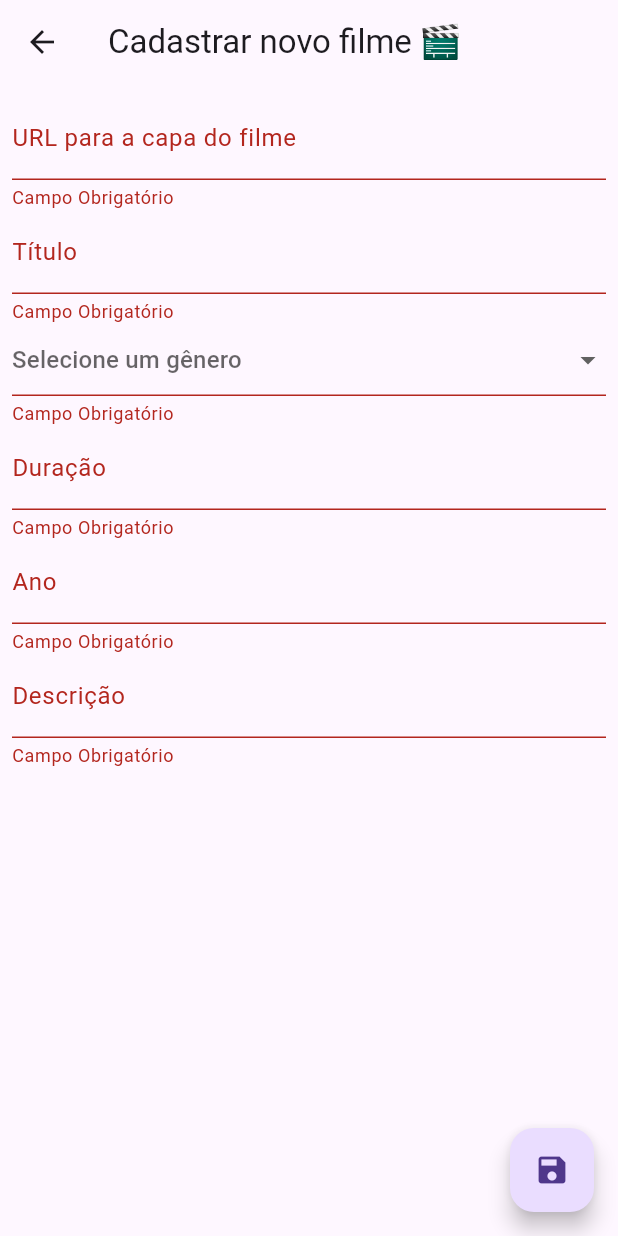
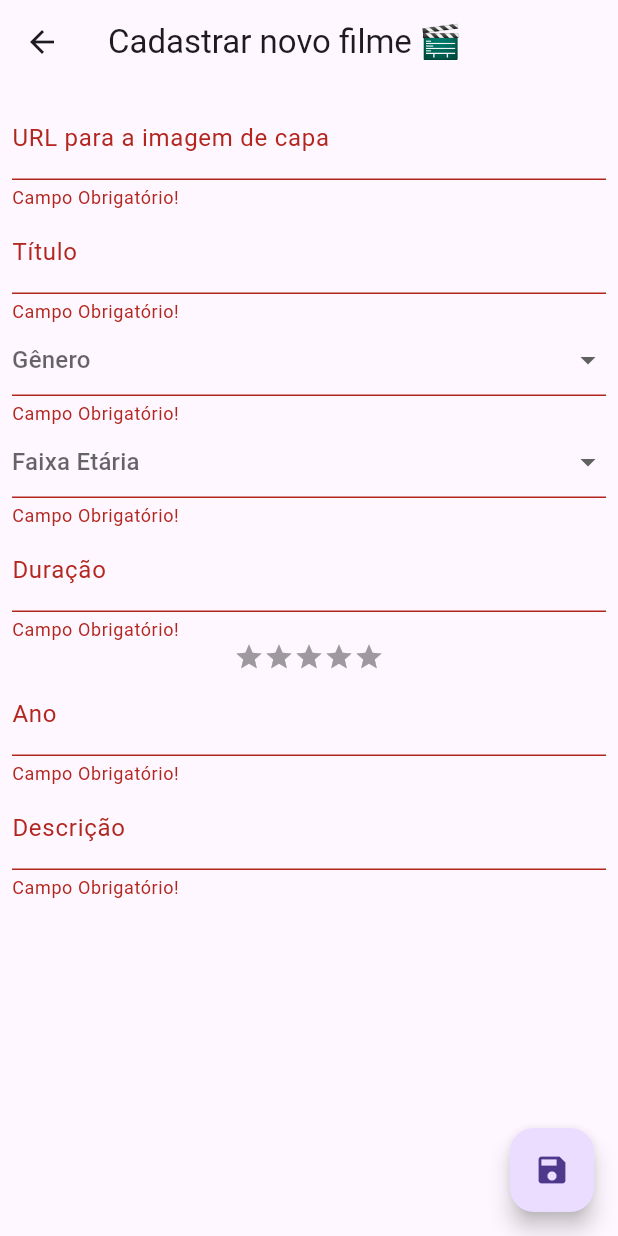
Before and after one commit to RebeccaNery/MovieTracker, a Flutter app: the CadastrarFilme screen opened directly, after a tap on the "save" icon, on a phone screen of 412 x 824 dp. Run offline on Flutter 3.47's test engine with Material 3 defaults, Android fonts, the light colour scheme and no system bars; drawn by our look-alikes of flutter_rating_bar; our stand-ins replace sqflite; accounts and stored records are empty; network calls fail.

Commit message:
estrelinhas passando corretamente

```diff
--- a/lib/view/cadastrar_filme.dart
+++ b/lib/view/cadastrar_filme.dart
@@ -1,5 +1,6 @@
 import 'package:flutter/material.dart';
 import '../controller/filme_controller.dart';
+import 'package:flutter_rating_bar/flutter_rating_bar.dart';
 
 class CadastrarFilme extends StatefulWidget {
   const CadastrarFilme({super.key});
@@ -13,14 +14,18 @@ class _CadastrarFilmeState extends State<CadastrarFilme> {
   final _edtTitulo = TextEditingController();
   final _edtUrlImagem = TextEditingController();
   //final _edtGenero = TextEditingController();
-  final _edtFaixaEtaria = TextEditingController();
+  //final _edtFaixaEtaria = TextEditingController();
   final _edtDuracao = TextEditingController();
-  final _edtPontuacao = TextEditingController();
+  //final _edtPontuacao = TextEditingController();
   final _edtDescricao = TextEditingController();
   final _edtAno = TextEditingController();
   final _filmeController = FilmeController();
   String? _generoSelecionado;
   final List<String> _opcoesDeGenero = ['Ação', 'Aventura', 'Comédia', 'Drama', 'Ficção Científica', 'Romance', 'Terror'];
+  String? _faixaEtariaSelecionada;
+  final List<String> _opcoesDeFaixaEtaria = ['Livre', '10 anos', '12 anos', '14 anos', '16 anos', '18 anos'];
+  double _numEstrelas = 0.0;
+
 
   @override
   Widget build(BuildContext context) {
@@ -38,11 +43,11 @@ class _CadastrarFilmeState extends State<CadastrarFilme> {
                 controller: _edtUrlImagem,
                 keyboardType: TextInputType.text,
                 decoration: const InputDecoration(
-                    labelText: "URL para a capa do filme"
+                    labelText: "URL para a imagem de capa"
                 ),
                 validator: (value){
                   if(value == null || value.isEmpty){
-                    return "Campo Obrigatório";
+                    return "Campo Obrigatório!";
                   }
                   return null;
                 } ,
@@ -55,13 +60,13 @@ class _CadastrarFilmeState extends State<CadastrarFilme> {
                 ),
                 validator: (value){
                   if(value == null || value.isEmpty){
-                    return "Campo Obrigatório";
+                    return "Campo Obrigatório!";
                   }
                   return null;
                 } ,
               ),
               DropdownButtonFormField<String>(
-                  hint: Text("Selecione um gênero"),
+                  hint: Text("Gênero"),
                   value: _generoSelecionado,
                   onChanged: (String? novoValor){
                     setState(() {
@@ -76,9 +81,30 @@ class _CadastrarFilmeState extends State<CadastrarFilme> {
                   }).toList(),
                 validator: (value){
                     if (value == null || value.isEmpty){
-                      return "Campo Obrigatório";
+                      return "Campo Obrigatório!";
                     }
                     return null;
+                },
+              ),
+              DropdownButtonFormField<String>(
+                hint: Text("Faixa Etária"),
+                value: _faixaEtariaSelecionada,
+                onChanged: (String? novoValor){
+                  setState(() {
+                    _faixaEtariaSelecionada = novoValor ?? '';
+                  });
+                },
+                items: _opcoesDeFaixaEtaria.map((String faixaEtaria){
+                  return DropdownMenuItem<String>(
+                    value: faixaEtaria,
+                    child: Text(faixaEtaria),
+                  );
+                }).toList(),
+                validator: (value){
+                  if (value == null || value.isEmpty){
+                    return "Campo Obrigatório!";
+                  }
+                  return null;
                 },
               ),
               TextFormField(
@@ -89,11 +115,18 @@ class _CadastrarFilmeState extends State<CadastrarFilme> {
                 ),
                 validator: (value){
                   if(value == null || value.isEmpty){
-                    return "Campo Obrigatório";
+                    return "Campo Obrigatório!";
                   }
                   return null;
                 } ,
               ),
+              RatingBar.builder(itemBuilder: (context, _) => const Icon(Icons.star, color: Colors.amber), onRatingUpdate: (rating){
+                setState(() {
+                  _numEstrelas = rating;
+                });
+                print(_numEstrelas);
+              },
+                initialRating: 0.0, minRating: 0, direction: Axis.horizontal, allowHalfRating: true, itemCount: 5, itemSize: 20,),
               TextFormField(
                 controller: _edtAno,
                 keyboardType: TextInputType.text,
@@ -102,7 +135,7 @@ class _CadastrarFilmeState extends State<CadastrarFilme> {
                 ),
                 validator: (value){
                   if(value == null || value.isEmpty){
-                    return "Campo Obrigatório";
+                    return "Campo Obrigatório!";
                   }
                   return null;
                 } ,
@@ -115,7 +148,7 @@ class _CadastrarFilmeState extends State<CadastrarFilme> {
                 ),
                 validator: (value){
                   if(value == null || value.isEmpty){
-                    return "Campo Obrigatório";
+                    return "Campo Obrigatório!";
                   }
                   return null;
                 } ,
@@ -134,9 +167,10 @@ class _CadastrarFilmeState extends State<CadastrarFilme> {
               return;
             }
 
-            final pontuacao = double.tryParse(_edtPontuacao.text) ?? 0.0;
+            //final pontuacao = double.tryParse(_edtPontuacao.text) ?? 0.0;
+            final pontuacao = _numEstrelas*10/5;
 
-            _filmeController.adicionar(_edtTitulo.text, _edtUrlImagem.text, _generoSelecionado!, _edtFaixaEtaria.text, _edtDuracao.text, pontuacao, _edtDescricao.text, _edtAno.text);
+            _filmeController.adicionar(_edtTitulo.text, _edtUrlImagem.text, _generoSelecionado!, _faixaEtariaSelecionada!, _edtDuracao.text, pontuacao, _edtDescricao.text, _edtAno.text);
 
             print("Filme adicionado, exibindo SnackBar.");
             ScaffoldMessenger.of(context).showSnackBar(
```
